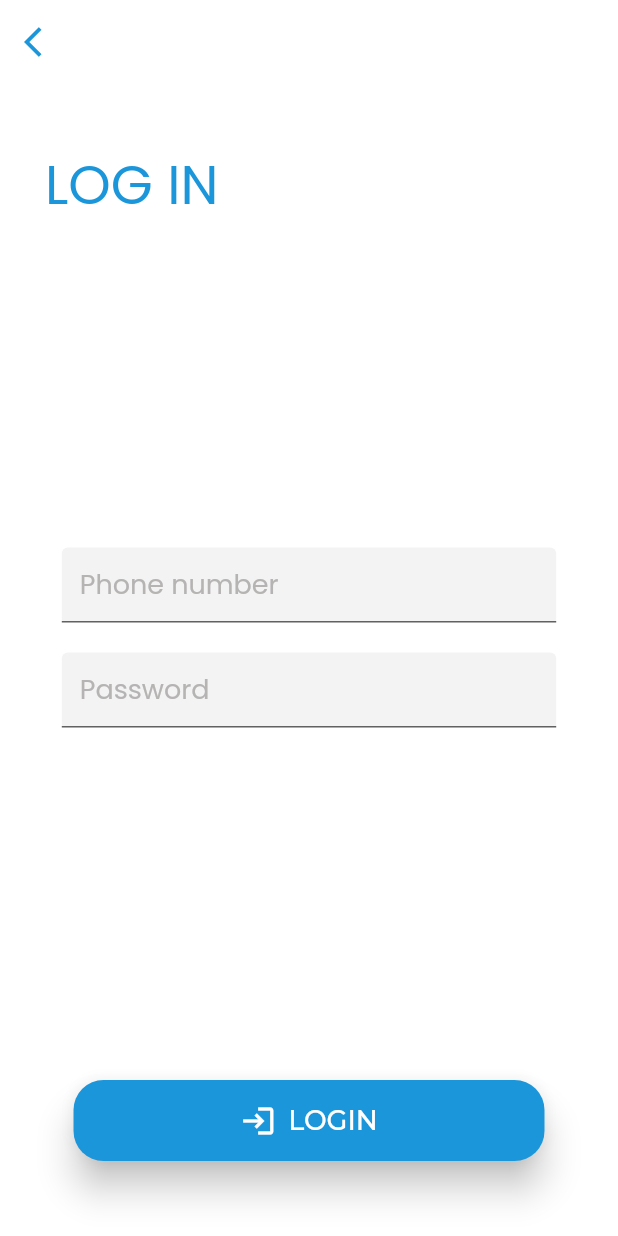
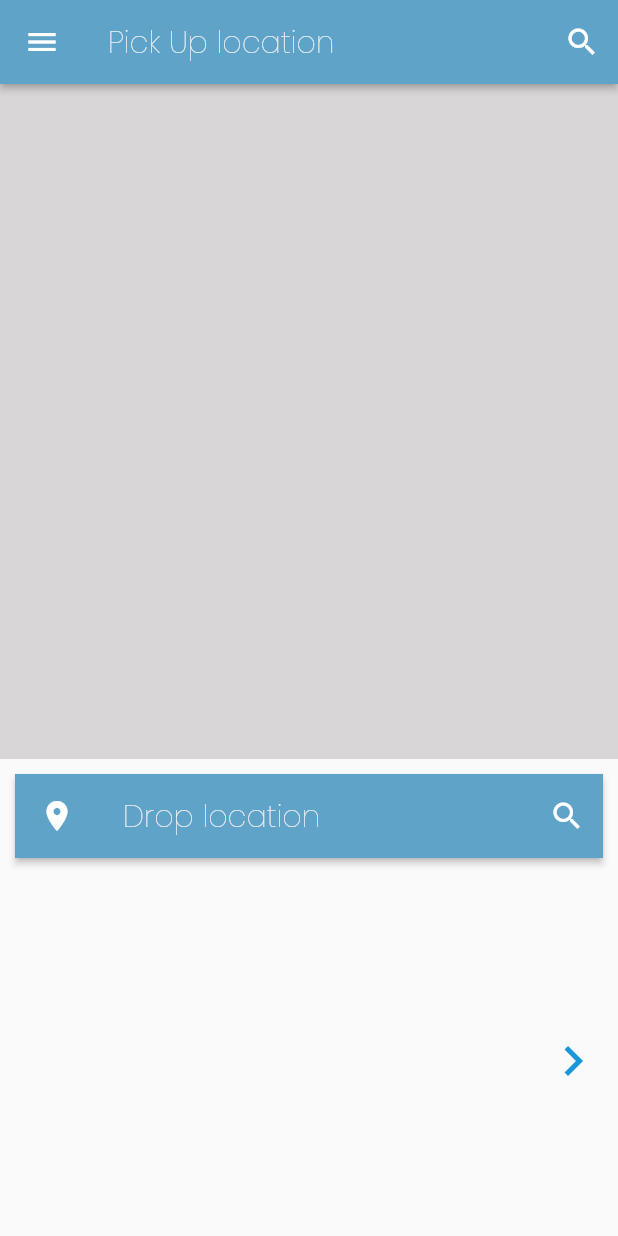
Before and after one commit to Sumithra-Sudhakar/cabHiring, a Flutter app: the Login screen opened directly, after a tap on "LOGIN", on a phone screen of 412 x 824 dp. Run offline on Flutter 3.47's test engine with Material 2 defaults, Android fonts, the phone set to English and light mode, and no system bars; our stand-ins replace google_fonts, introduction_screen.

Commit message:
Main Pages added

```diff
--- /dev/null
+++ b/lib/screens/choose_loc.dart
@@ -0,0 +1,84 @@
+import 'package:cabhiring/screens/signup.dart';
+import 'package:cabhiring/screens/trip_details.dart';
+import 'package:flutter/material.dart';
+import 'package:flutter/widgets.dart';
+import 'package:google_fonts/google_fonts.dart';
+import 'package:cabhiring/utils/colors.dart' as colors;
+import 'package:introduction_screen/introduction_screen.dart';
+
+class ChooseLoc extends StatefulWidget {
+  const ChooseLoc({Key? key}) : super(key: key);
+
+  @override
+  State<ChooseLoc> createState() => _ChooseLocState();
+}
+
+class _ChooseLocState extends State<ChooseLoc> {
+  @override
+  Widget build(BuildContext context) {
+    return Scaffold(
+        body: Column(
+          children: [
+            Container(
+              height: 450,
+              width: 500,
+              color: colors.hintcolor.withOpacity(0.5),
+            ),
+            Padding(
+              padding: EdgeInsets.all(10.0),
+              child: AppBar(
+                title: Text(
+                  "Drop location",
+                  style: GoogleFonts.poppins(
+                      color: colors.searchtextcolor,
+                      fontWeight: FontWeight.w100),
+                ),
+                leading: Icon(Icons.location_on),
+                backgroundColor: colors.searchbarcolor,
+                elevation: 2,
+                actions: [
+                  IconButton(onPressed: () {}, icon: Icon(Icons.search))
+                ],
+              ),
+            ),
+            Spacer(),
+            Row(
+              children: [
+                Spacer(),
+                Padding(
+                  padding: EdgeInsets.all(10.0),
+                  child: IconButton(
+                    onPressed: () {
+
+                      Navigator.push(
+                        context,
+                        MaterialPageRoute(builder: (context) => TripDetails()),
+                      );
+                    },
+                    icon: Icon(
+                      Icons.navigate_next_outlined,
+                      size: 40,
+                      color: colors.primarytextcolor,
+                    ),
+
+
+                  ),
+                )
+              ],
+            ),
+            Spacer()
+          ],
+        ),
+        appBar: AppBar(
+          title: Text(
+            "Pick Up location",
+            style: GoogleFonts.poppins(
+                color: colors.searchtextcolor, fontWeight: FontWeight.w100),
+          ),
+          backgroundColor: colors.searchbarcolor,
+          elevation: 2,
+          actions: [IconButton(onPressed: () {}, icon: Icon(Icons.search))],
+        ),
+        drawer: Drawer());
+  }
+}
--- a/lib/screens/login.dart
+++ b/lib/screens/login.dart
@@ -1,3 +1,5 @@
+import 'package:cabhiring/screens/choose_loc.dart';
+import 'package:cabhiring/screens/signup.dart';
 import 'package:flutter/material.dart';
 import 'package:google_fonts/google_fonts.dart';
 import 'package:cabhiring/utils/colors.dart' as colors;
@@ -105,6 +107,11 @@ class _LoginState extends State<Login> {
                 onPressed: () {
 
 
+                  Navigator.push(
+                    context,
+                    MaterialPageRoute(builder: (context) => ChooseLoc()),
+                  );
+
 
                 },
                 style: ElevatedButton.styleFrom(
@@ -117,6 +124,20 @@ class _LoginState extends State<Login> {
               ),
             ),
           ),
+          Spacer(),
+          TextButton(
+            child: Text("New here? Sign Up"),
+            onPressed: (){
+
+              Navigator.push(
+                context,
+                MaterialPageRoute(builder: (context) => SignUp()),
+              );
+
+            },
+
+          ),
+          Spacer()
         ],
       ),
     );
--- a/lib/utils/colors.dart
+++ b/lib/utils/colors.dart
@@ -7,3 +7,5 @@ var buttoncolor = const Color(0xff1C96DA);
 var textboxcolor = const Color(0xffF3F3F3);
 var hintcolor = const Color(0xffB6B3B3);
 var buttontextcolor =  const Color(0xffFFFFFF);
+var searchbarcolor = const Color(0xff60A3C9);
+var searchtextcolor = const Color(0xffF3F3F3);
```
Also changed, not shown: lib/screens/cab_details.dart (added, +218 -0 lines), lib/screens/signup.dart (+15 -0 lines), lib/screens/trip_details.dart (added, +153 -0 lines).
